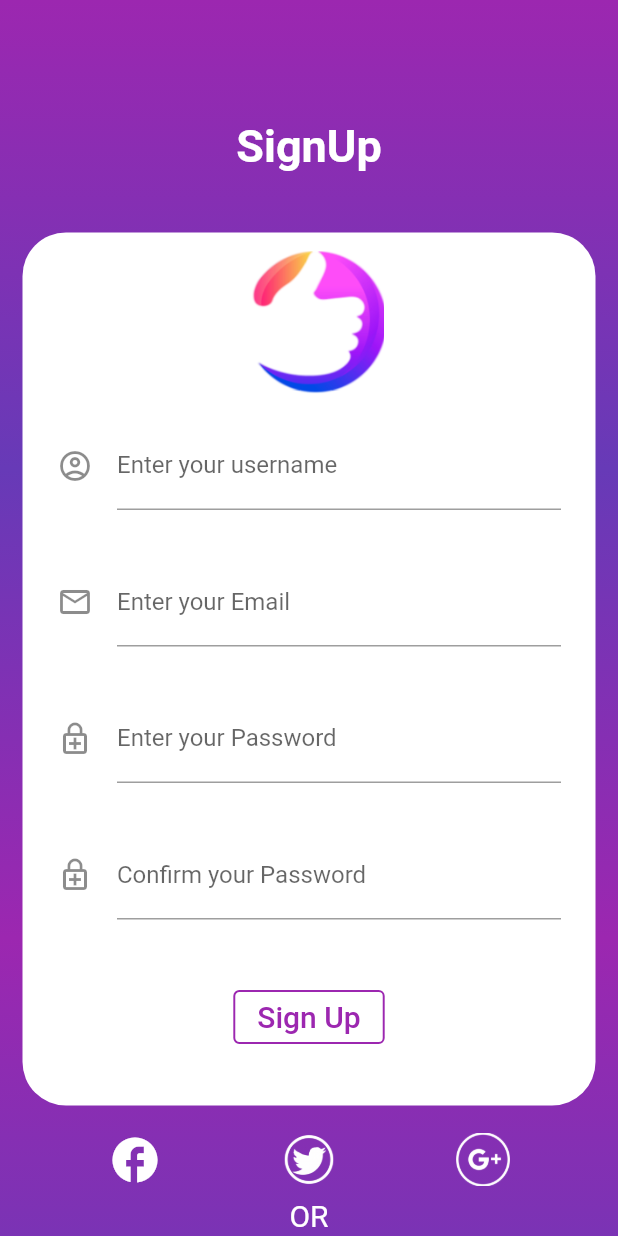
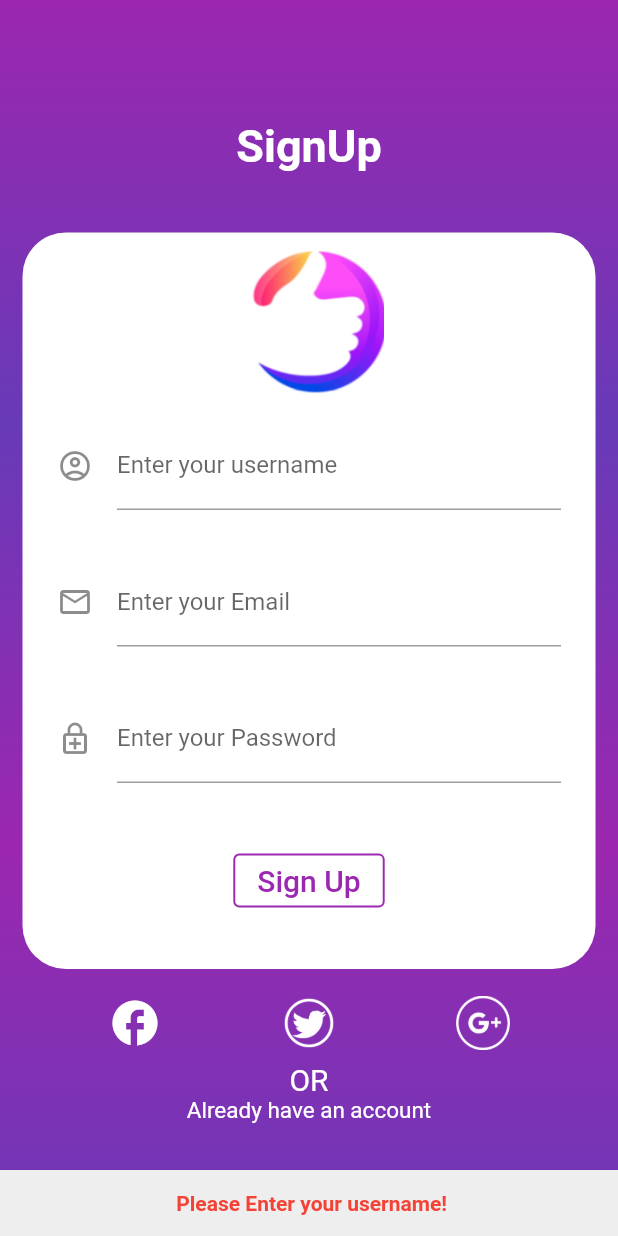
Before and after one commit to yossHB/Likeevent, a Flutter app: the SignUp screen opened directly, after a tap on "Sign Up", on a phone screen of 412 x 824 dp. Run offline on Flutter 3.47's test engine with Material 2 defaults, Android fonts, the light colour scheme and no system bars; our stand-ins replace cloud_firestore, firebase_auth, firebase_core; accounts and stored records are empty; Roboto replaces fonts that are missing (PT-Sans).

Commit message:
third commit

```diff
--- a/lib/main.dart
+++ b/lib/main.dart
@@ -1,7 +1,11 @@
+import 'package:firebase_core/firebase_core.dart';
 import 'package:flutter/material.dart';
 import 'screens/splash.dart';
 
-void main() {
+void main() async {
+  WidgetsFlutterBinding.ensureInitialized();
+  await Firebase.initializeApp();
+
   return runApp(MyApp());
 }
 
--- a/lib/screens/signUp.dart
+++ b/lib/screens/signUp.dart
@@ -1,17 +1,126 @@
+import 'package:cloud_firestore/cloud_firestore.dart';
+import 'package:firebase_auth/firebase_auth.dart';
 import 'package:flutter/material.dart';
 import 'package:flutter/widgets.dart';
 import 'package:flutter_application_likeevent/screens/login.dart';
-
-
+/* sign Up page */
 class SignUp extends StatefulWidget {
   @override
-  _SignUpState createState()=>_SignUpState();
+  _SignUpState createState() => _SignUpState();
 }
-class _SignUpState extends State<SignUp>{
-  TextEditingController emailController = new TextEditingController();
-  TextEditingController passwordController = new TextEditingController();
 
+class _SignUpState extends State<SignUp> {
+  /* parameters */
+  TextEditingController email = new TextEditingController();
+  TextEditingController password = new TextEditingController();
+  TextEditingController userName = new TextEditingController();
+  late UserCredential userCredential;
 
+  /* fct to send data to the firebase */
+  sendData() async {
+    try {
+      userCredential = await FirebaseAuth.instance
+          .createUserWithEmailAndPassword(
+              email: email.text, password: password.text);
+      /* collect use data */
+      await FirebaseFirestore.instance.collection('userData').add({
+        'userName': userName.text.trim(),
+        'email': email.text.trim(),
+        'password': password.text.trim(),
+      });
+    } /* in case of an error of email or password*/
+    on FirebaseException catch (e) {
+      if (e.code == 'weak-password') {
+        ScaffoldMessenger.of(context).showSnackBar(new SnackBar(
+            backgroundColor: Colors.grey[200],
+            content: Row(
+              mainAxisAlignment: MainAxisAlignment.center,
+              children: [
+                Text('weak password !',
+                    style: TextStyle(
+                        color: Colors.red, fontWeight: FontWeight.bold))
+              ],
+            )));
+      } else if (e.code == 'email-already-in-use') {
+        ScaffoldMessenger.of(context).showSnackBar(SnackBar(
+            backgroundColor: Colors.grey[200],
+            content: Row(
+              mainAxisAlignment: MainAxisAlignment.center,
+              children: [
+                Text('The account is already exist ! ',
+                    style: TextStyle(
+                        color: Colors.red, fontWeight: FontWeight.bold))
+              ],
+            )));
+      }
+    } catch (e) {
+      print(e);
+    }
+  }
+  /* fct to validate data in the submission */
+  /* the error appear in the snack bare */
+  /* trim() fct to remove the espace ' '  */
+  void validation() {
+    if (userName.text.trim().isEmpty) {
+      ScaffoldMessenger.of(context).showSnackBar(SnackBar(
+          backgroundColor: Colors.grey[200],
+          content: Row(
+            mainAxisAlignment: MainAxisAlignment.center,
+            children: [
+              Text(' Please Enter your username!',
+                  style:
+                      TextStyle(color: Colors.red, fontWeight: FontWeight.bold))
+            ],
+          )));
+      return;
+    }
+    if (email.text.trim().isEmpty) {
+      ScaffoldMessenger.of(context).showSnackBar(SnackBar(
+          backgroundColor: Colors.grey[200],
+          content: Row(
+            mainAxisAlignment: MainAxisAlignment.center,
+            children: [
+              Text(' Please Enter your email!',
+                  style:
+                      TextStyle(color: Colors.red, fontWeight: FontWeight.bold))
+            ],
+          )));
+      return;
+    }
+    /* valide the format of the email */
+    if (!RegExp(
+            r"^[a-zA-Z0-9.a-zA-Z0-9.!#$%&'*+-/=?^_`{|}~]+@[a-zA-Z0-9]+\.[a-zA-Z]+")
+        .hasMatch(email.text)) {
+      ScaffoldMessenger.of(context).showSnackBar(SnackBar(
+          backgroundColor: Colors.grey[200],
+          content: Row(
+            mainAxisAlignment: MainAxisAlignment.center,
+            children: [
+              Text('Please Enter a valid Email !',
+                  style:
+                      TextStyle(color: Colors.red, fontWeight: FontWeight.bold))
+            ],
+          )));
+      return;
+    }
+    /* verif the presence of the password */
+    if (password.text.trim().isEmpty) {
+      ScaffoldMessenger.of(context).showSnackBar(SnackBar(
+          backgroundColor: Colors.grey[200],
+          content: Row(
+            mainAxisAlignment: MainAxisAlignment.center,
+            children: [
+              Text(' Please Enter your Password !',
+                  style:
+                      TextStyle(color: Colors.red, fontWeight: FontWeight.bold))
+            ],
+          )));
+
+      return;
+    } else {
+      sendData();
+    }
+  }
   @override
   Widget build(BuildContext context) {
     return Scaffold(
@@ -26,7 +135,7 @@ class _SignUpState extends State<SignUp>{
                   height: 50,
                 ),
                 Padding(
-                  padding: const EdgeInsets.only(top: 30.0,bottom:30.0),
+                  padding: const EdgeInsets.only(top: 30.0, bottom: 30.0),
                   child: Text(
                     'SignUp',
                     style: TextStyle(
@@ -45,10 +154,12 @@ class _SignUpState extends State<SignUp>{
                         width: 100,
                         height: 100,
                       ),
+                      /* username container */
                       Padding(
                         padding: const EdgeInsets.symmetric(
                             horizontal: 8, vertical: 16),
                         child: TextFormField(
+                          controller: userName,
                           decoration: const InputDecoration(
                             icon: Icon(Icons.account_circle_outlined),
                             border: UnderlineInputBorder(),
@@ -56,10 +167,12 @@ class _SignUpState extends State<SignUp>{
                           ),
                         ),
                       ),
+                      /* email container */
                       Padding(
                         padding: const EdgeInsets.symmetric(
                             horizontal: 8, vertical: 16),
                         child: TextFormField(
+                          controller: email,
                           decoration: const InputDecoration(
                             border: UnderlineInputBorder(),
                             icon: Icon(Icons.email_outlined),
@@ -67,10 +180,12 @@ class _SignUpState extends State<SignUp>{
                           ),
                         ),
                       ),
+                      /* password container */
                       Padding(
                         padding: const EdgeInsets.symmetric(
                             horizontal: 8, vertical: 16),
                         child: TextFormField(
+                          controller: password,
                           decoration: const InputDecoration(
                             icon: Icon(Icons.enhanced_encryption_outlined),
                             border: UnderlineInputBorder(),
@@ -78,18 +193,7 @@ class _SignUpState extends State<SignUp>{
                           ),
                         ),
                       ),
-                      Padding(
-                        padding: const EdgeInsets.symmetric(
-                            horizontal: 8, vertical: 16),
-                        child: TextFormField(
-                          decoration: const InputDecoration(
-                            icon: Icon(Icons.enhanced_encryption_outlined),
-                            border: UnderlineInputBorder(),
-                            labelText: 'Confirm your Password',
-                          ),
-                        ),
-                      ),
-
+                      /* submit buttom */
                       Container(
                         margin: EdgeInsets.all(25),
                         child: OutlinedButton(
@@ -99,17 +203,7 @@ class _SignUpState extends State<SignUp>{
                                 TextStyle(fontSize: 20.0, color: Colors.purple),
                           ),
                           onPressed: () {
-                            final String email = emailController.text.trim();
-                            final String password = passwordController.text.trim();
-
-                            if(email.isEmpty){
-                              print("Email is Empty");
-                            } else {
-                              if(password.isEmpty){
-                                print("Password is Empty");
-                              } else {
-                              }
-                            }
+                            validation();
                           },
                           style: OutlinedButton.styleFrom(
                             side: BorderSide(color: Colors.purple, width: 1.3),
@@ -128,12 +222,9 @@ class _SignUpState extends State<SignUp>{
                   mainAxisAlignment: MainAxisAlignment.spaceEvenly,
                   children: [
                     GestureDetector(
-                      onTap: () {
-
-                      },
+                      onTap: () {},
                       child: Container(
                         padding: const EdgeInsets.all(8),
-
                         child: Icon(
                           Icons.facebook_outlined,
                           color: Colors.white,
@@ -142,12 +233,9 @@ class _SignUpState extends State<SignUp>{
                       ),
                     ),
                     GestureDetector(
-                      onTap: () {
-
-                      },
+                      onTap: () {},
                       child: Container(
                         padding: const EdgeInsets.all(8),
-
                         child: Image.asset(
                           'assets/images/twitter-icon.png',
                           width: 36.0,
@@ -156,12 +244,9 @@ class _SignUpState extends State<SignUp>{
                       ),
                     ),
                     GestureDetector(
-                      onTap: () {
-
-                      },
+                      onTap: () {},
                       child: Container(
                         padding: const EdgeInsets.all(8),
-
                         child: Image.asset(
                           'assets/images/google-plus-icon.png',
                           width: 36.0,
@@ -189,7 +274,7 @@ class _SignUpState extends State<SignUp>{
                     onPressed: () {
                       Navigator.push(
                         context,
-                        MaterialPageRoute(builder: (context) =>Login()),
+                        MaterialPageRoute(builder: (context) => Login()),
                       );
                     },
                     style: OutlinedButton.styleFrom(
```
Also changed, not shown: lib/screens/login.dart (+40 -3 lines), pubspec.yaml (+9 -2 lines), pubspec.lock, 2 other files. Lines whose indentation alone changed are shown as unchanged.
